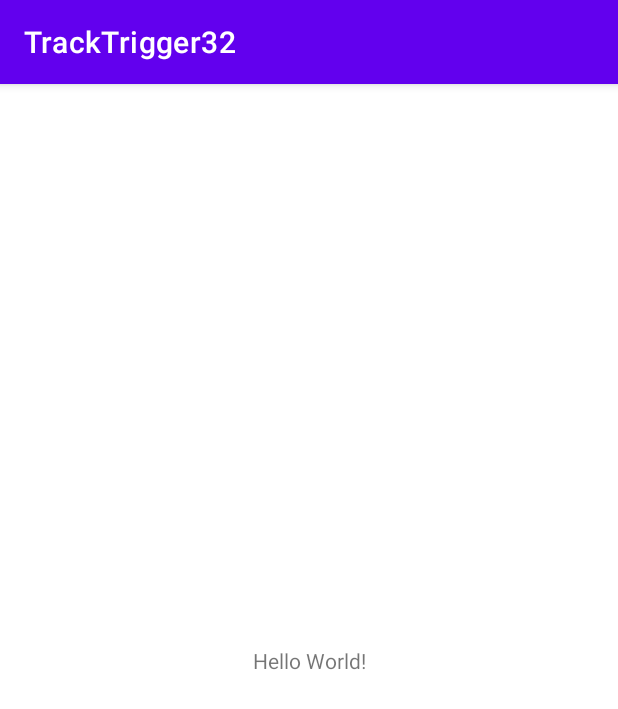
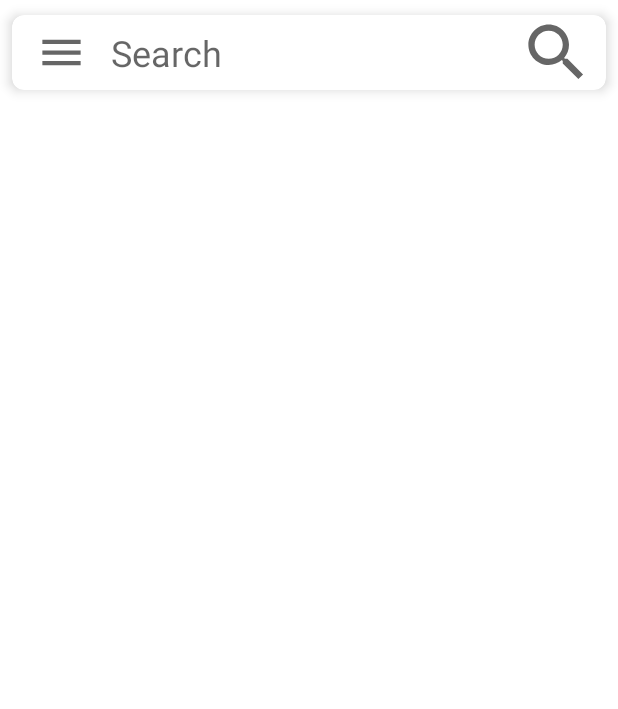
Before and after one commit to PavanReddy28/TrackTrigger32, an Android app: the screen it shows after launch (MainActivity), on a phone screen of 412 x 824 dp. Shown: the top 709 px of the screen. Run offline under Robolectric (Android 15) with nearby library versions, the light colour scheme and no system bars.

Commit message:
Design of Household and main activity pages. 1. Search bar - Navigation Drawer, text view, and search image (which we will change to the profile pic of the user). This is search bar will be common to all the pages. Search will be common to all the pages. 2. Navigation drawer - Functionality will be done in the next commit. It will help navigate between the three activities (household, main (home page - not decided) and work).

```diff
--- a/app/build.gradle
+++ b/app/build.gradle
@@ -31,8 +31,10 @@ android {
 dependencies {
 
     implementation 'androidx.appcompat:appcompat:1.2.0'
+    implementation 'androidx.appcompat:design:1.2.0'
     implementation 'com.google.android.material:material:1.2.1'
     implementation 'androidx.constraintlayout:constraintlayout:2.0.4'
+    implementation 'androidx.legacy:legacy-support-v4:1.0.0'
     testImplementation 'junit:junit:4.+'
     androidTestImplementation 'androidx.test.ext:junit:1.1.2'
     androidTestImplementation 'androidx.test.espresso:espresso-core:3.3.0'
--- /dev/null
+++ b/app/src/main/res/drawable/nav_bar.xml
@@ -0,0 +1,10 @@
+<vector xmlns:android="http://schemas.android.com/apk/res/android"
+    android:width="24dp"
+    android:height="24dp"
+    android:viewportWidth="24"
+    android:viewportHeight="24"
+    android:tint="?attr/colorControlNormal">
+  <path
+      android:fillColor="@android:color/white"
+      android:pathData="M3,18h18v-2L3,16v2zM3,13h18v-2L3,11v2zM3,6v2h18L21,6L3,6z"/>
+</vector>
--- /dev/null
+++ b/app/src/main/res/drawable/searchbtn.xml
@@ -0,0 +1,10 @@
+<vector xmlns:android="http://schemas.android.com/apk/res/android"
+    android:width="24dp"
+    android:height="24dp"
+    android:viewportWidth="24"
+    android:viewportHeight="24"
+    android:tint="?attr/colorControlNormal">
+  <path
+      android:fillColor="@android:color/white"
+      android:pathData="M15.5,14h-0.79l-0.28,-0.27C15.41,12.59 16,11.11 16,9.5 16,5.91 13.09,3 9.5,3S3,5.91 3,9.5 5.91,16 9.5,16c1.61,0 3.09,-0.59 4.23,-1.57l0.27,0.28v0.79l5,4.99L20.49,19l-4.99,-5zM9.5,14C7.01,14 5,11.99 5,9.5S7.01,5 9.5,5 14,7.01 14,9.5 11.99,14 9.5,14z"/>
+</vector>
--- a/app/src/main/res/layout/activity_main.xml
+++ b/app/src/main/res/layout/activity_main.xml
@@ -6,13 +6,63 @@
     android:layout_height="match_parent"
     tools:context=".MainActivity">
 
-    <TextView
-        android:layout_width="wrap_content"
-        android:layout_height="wrap_content"
-        android:text="Hello World!"
+    <androidx.cardview.widget.CardView
+        android:id="@+id/search_bar"
+        android:layout_width="match_parent"
+        android:layout_height="50dp"
+        android:layout_marginStart="8dp"
+        android:layout_marginTop="10dp"
+        android:layout_marginEnd="8dp"
+        app:cardCornerRadius="8dp"
+        app:cardElevation="5dp"
+        app:layout_constraintEnd_toEndOf="parent"
+        app:layout_constraintStart_toStartOf="parent"
+        app:layout_constraintTop_toTopOf="parent">
+
+        <LinearLayout
+            android:layout_width="match_parent"
+            android:layout_height="match_parent"
+            android:orientation="horizontal">
+
+            <ImageView
+                android:id="@+id/imageView"
+                android:layout_width="0dp"
+                android:layout_height="match_parent"
+                android:layout_weight="1"
+                android:padding="8dp"
+                app:srcCompat="@drawable/nav_bar"
+                android:contentDescription="@string/navDrawerDescp"
+                />
+
+            <TextView
+                android:id="@+id/textView"
+                android:layout_width="0dp"
+                android:layout_height="match_parent"
+                android:layout_weight="4"
+                android:gravity="center_horizontal|center_vertical"
+                android:hint="@string/search"
+                android:textAlignment="viewStart"
+                android:textSize="24sp"
+                tools:ignore="RtlCompat" />
+
+            <ImageView
+                android:id="@+id/imageView2"
+                android:layout_width="0dp"
+                android:layout_height="match_parent"
+                android:layout_weight="1"
+                app:srcCompat="@drawable/searchbtn"
+                android:contentDescription="@string/profilePicDescp"/>
+        </LinearLayout>
+    </androidx.cardview.widget.CardView>
+
+    <FrameLayout
+        android:id="@+id/fragment_container"
+        android:layout_width="413dp"
+        android:layout_height="717dp"
+        android:layout_marginTop="8dp"
         app:layout_constraintBottom_toBottomOf="parent"
-        app:layout_constraintLeft_toLeftOf="parent"
-        app:layout_constraintRight_toRightOf="parent"
-        app:layout_constraintTop_toTopOf="parent" />
+        app:layout_constraintEnd_toEndOf="parent"
+        app:layout_constraintStart_toStartOf="parent"
+        app:layout_constraintTop_toBottomOf="@+id/search_bar" />
 
 </androidx.constraintlayout.widget.ConstraintLayout>
--- a/app/src/main/res/values-night/themes.xml
+++ b/app/src/main/res/values-night/themes.xml
@@ -1,6 +1,6 @@
 <resources xmlns:tools="http://schemas.android.com/tools">
     <!-- Base application theme. -->
-    <style name="Theme.TrackTrigger32" parent="Theme.MaterialComponents.DayNight.DarkActionBar">
+    <style name="Theme.TrackTrigger32" parent="Theme.MaterialComponents.DayNight.NoActionBar">
         <!-- Primary brand color. -->
         <item name="colorPrimary">@color/purple_200</item>
         <item name="colorPrimaryVariant">@color/purple_700</item>
--- a/app/src/main/res/values/strings.xml
+++ b/app/src/main/res/values/strings.xml
@@ -1,3 +1,12 @@
 <resources>
     <string name="app_name">TrackTrigger32</string>
+    <string name="home">Home</string>
+    <string name="schedule">Schedule</string>
+    <string name="more">More</string>
+    <string name="inventory">Inventory</string>
+    <!-- TODO: Remove or change this placeholder text -->
+    <string name="hello_blank_fragment">Hello blank fragment</string>
+    <string name="search">Search</string>
+    <string name="profilePicDescp">profile picture</string>
+    <string name="navDrawerDescp">Navigation Drawer</string>
 </resources>
--- a/app/src/main/res/values/themes.xml
+++ b/app/src/main/res/values/themes.xml
@@ -1,6 +1,6 @@
 <resources xmlns:tools="http://schemas.android.com/tools">
     <!-- Base application theme. -->
-    <style name="Theme.TrackTrigger32" parent="Theme.MaterialComponents.DayNight.DarkActionBar">
+    <style name="Theme.TrackTrigger32" parent="Theme.MaterialComponents.DayNight.NoActionBar">
         <!-- Primary brand color. -->
         <item name="colorPrimary">@color/purple_500</item>
         <item name="colorPrimaryVariant">@color/purple_700</item>
```
Also changed, not shown: app/src/main/res/drawable/grocerybtn.xml (added, +10 -0 lines), app/src/main/res/drawable/homebtn.xml (added, +10 -0 lines), app/src/main/res/drawable/morebtn.xml (added, +10 -0 lines), app/src/main/res/drawable/schedulebtn.xml (added, +10 -0 lines), app/src/main/res/layout/activity_household_acivity.xml (+70 -0 lines), app/src/main/res/menu/bottom_nav.xml (added, +26 -0 lines).
